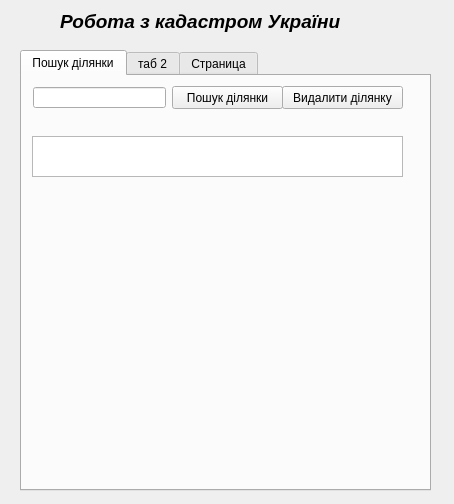
Before: the Qt Designer form cadnum_dialog_base.ui in iraqez/cadnum, drawn with Qt 5.
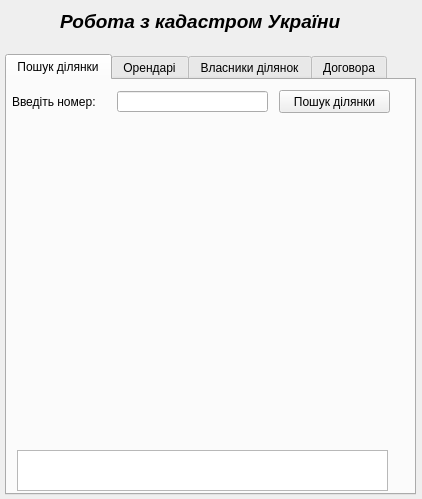
After: the same form once the commit is applied.

The edit to the form file:
```diff
--- a/cadnum_dialog_base.ui
+++ b/cadnum_dialog_base.ui
@@ -9,8 +9,8 @@
    <rect>
     <x>0</x>
     <y>0</y>
-    <width>454</width>
-    <height>504</height>
+    <width>422</width>
+    <height>499</height>
    </rect>
   </property>
   <property name="windowTitle">
@@ -46,8 +46,8 @@
   <widget class="QTabWidget" name="tabWidget">
    <property name="geometry">
     <rect>
-     <x>20</x>
-     <y>50</y>
+     <x>5</x>
+     <y>54</y>
      <width>411</width>
      <height>441</height>
     </rect>
@@ -62,7 +62,7 @@
     <widget class="QPushButton" name="getCadnum">
      <property name="geometry">
       <rect>
-       <x>150</x>
+       <x>272</x>
        <y>10</y>
        <width>111</width>
        <height>23</height>
@@ -78,40 +78,24 @@
       <bool>false</bool>
      </property>
     </widget>
-    <widget class="QPushButton" name="getCadnum_2">
-     <property name="geometry">
-      <rect>
-       <x>260</x>
-       <y>10</y>
-       <width>121</width>
-       <height>23</height>
-      </rect>
-     </property>
-     <property name="layoutDirection">
-      <enum>Qt::LeftToRight</enum>
-     </property>
-     <property name="text">
-      <string>Видалити ділянку</string>
-     </property>
-     <property name="autoDefault">
-      <bool>false</bool>
-     </property>
-    </widget>
     <widget class="QLineEdit" name="cadnumLine">
      <property name="geometry">
       <rect>
-       <x>11</x>
+       <x>110</x>
        <y>11</y>
-       <width>133</width>
+       <width>151</width>
        <height>21</height>
       </rect>
      </property>
      <property name="maximumSize">
       <size>
        <width>151</width>
-       <height>22</height>
+       <height>21</height>
       </size>
      </property>
+     <property name="text">
+      <string/>
+     </property>
      <property name="maxLength">
       <number>22</number>
      </property>
@@ -120,21 +104,42 @@
      <property name="geometry">
       <rect>
        <x>10</x>
-       <y>60</y>
+       <y>370</y>
        <width>371</width>
        <height>41</height>
       </rect>
      </property>
+     <property name="readOnly">
+      <bool>true</bool>
+     </property>
     </widget>
-   </widget>
-   <widget class="QWidget" name="tab_2">
-    <attribute name="title">
-     <string>таб 2</string>
-    </attribute>
+    <widget class="QLabel" name="label_2">
+     <property name="geometry">
+      <rect>
+       <x>5</x>
+       <y>14</y>
+       <width>101</width>
+       <height>16</height>
+      </rect>
+     </property>
+     <property name="text">
+      <string>Введіть номер:</string>
+     </property>
+    </widget>
    </widget>
    <widget class="QWidget" name="tab_3">
     <attribute name="title">
-     <string>Страница</string>
+     <string>Орендарі</string>
+    </attribute>
+   </widget>
+   <widget class="QWidget" name="tab_4">
+    <attribute name="title">
+     <string>Власники ділянок</string>
+    </attribute>
+   </widget>
+   <widget class="QWidget" name="tab_2">
+    <attribute name="title">
+     <string>Договора</string>
     </attribute>
    </widget>
   </widget>
```
Left out of the diff: 3 changed lines with no effect on the pictures.
